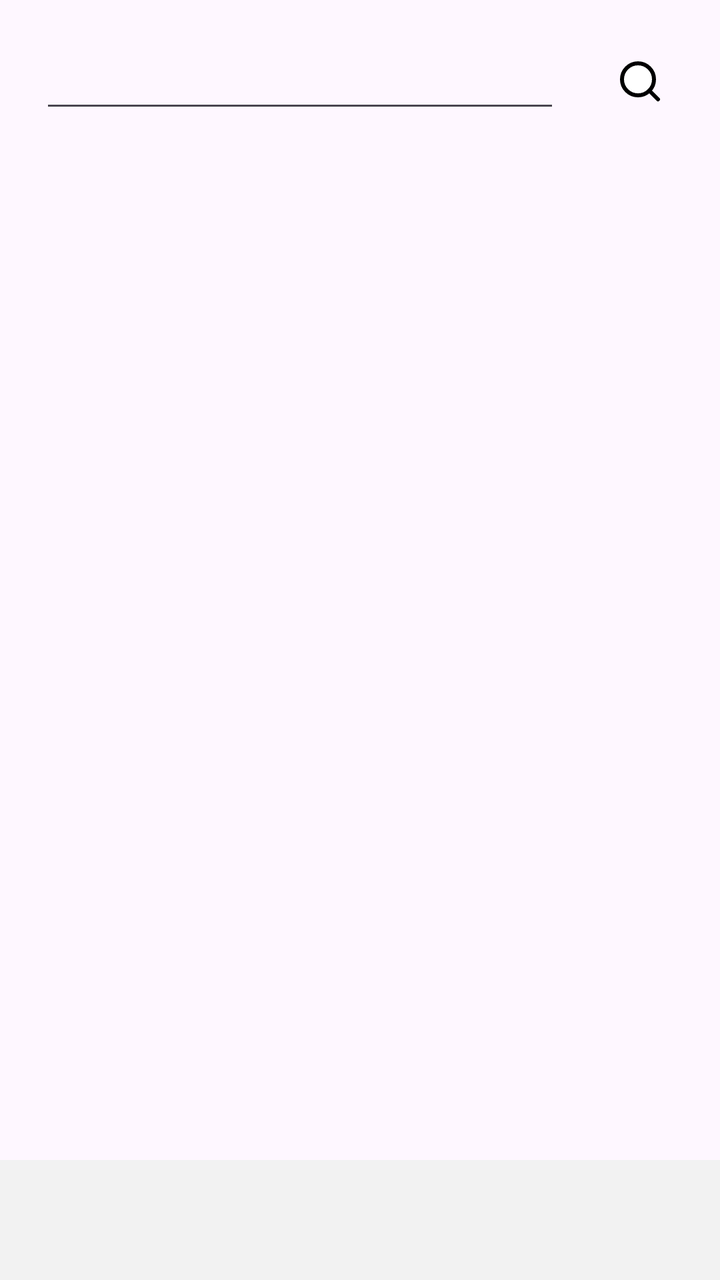
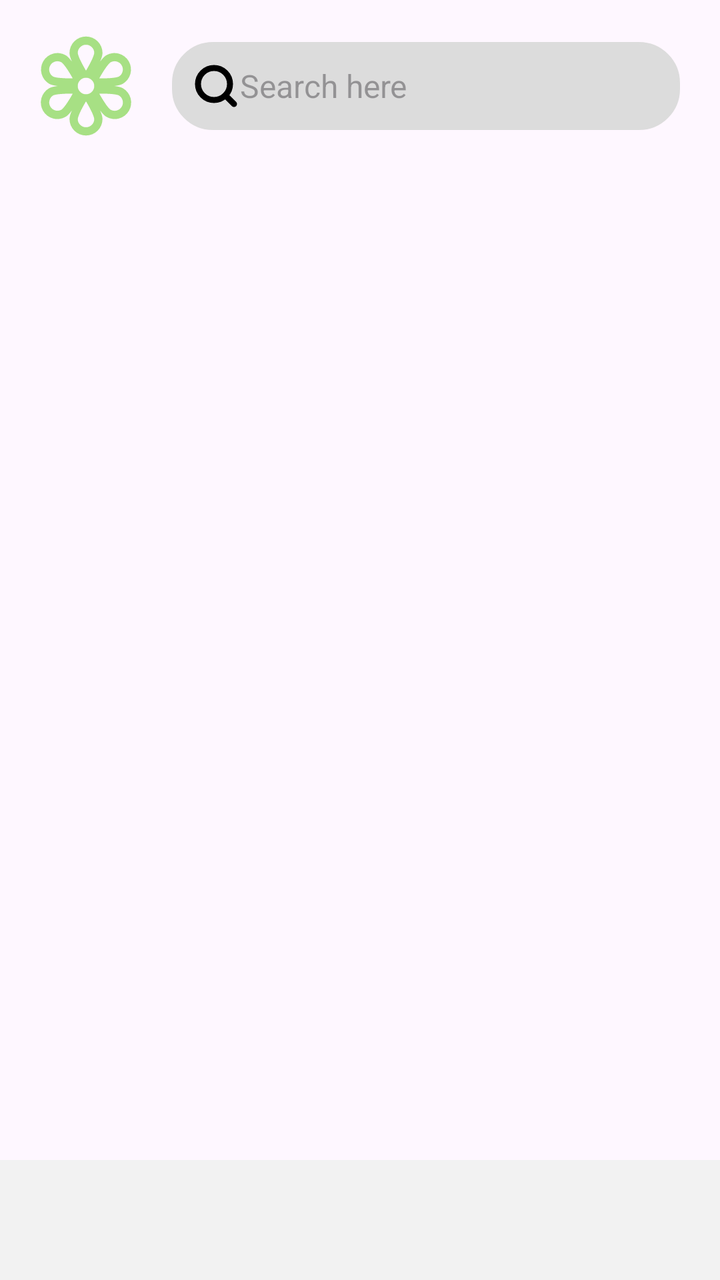

An Android layout rendered at two revisions. The XML below is the earlier revision; the diff shows what the commit changed to produce the second picture.
<!-- AndroidManifest.xml: application theme Theme.Deepsleep -->
<!-- res/layout/activity_main.xml -->
<?xml version="1.0" encoding="utf-8"?>
<androidx.constraintlayout.widget.ConstraintLayout xmlns:android="http://schemas.android.com/apk/res/android"
    xmlns:app="http://schemas.android.com/apk/res-auto"
    xmlns:tools="http://schemas.android.com/tools"
    android:id="@+id/main"
    android:layout_width="match_parent"
    android:layout_height="match_parent"
    android:fitsSystemWindows="true"
    tools:context=".ui.activity.MainActivity">

    <androidx.constraintlayout.widget.ConstraintLayout
        android:id="@+id/search_bar"
        android:layout_width="match_parent"
        android:layout_height="0dp"
        android:padding="10sp"
        app:layout_constraintEnd_toEndOf="parent"
        app:layout_constraintStart_toStartOf="parent"
        app:layout_constraintTop_toTopOf="parent">

        <EditText
            android:id="@+id/editText"
            android:layout_width="0dp"
            android:layout_height="wrap_content"
            android:layout_margin="10dp"
            android:inputType="text"
            app:layout_constraintBottom_toBottomOf="parent"
            app:layout_constraintEnd_toStartOf="@+id/search_button"
            app:layout_constraintStart_toStartOf="parent"
            app:layout_constraintTop_toTopOf="parent" />

        <ImageView
            android:id="@+id/search_button"
            android:layout_width="wrap_content"
            android:layout_height="wrap_content"
            android:layout_margin="10dp"
            android:padding="8dp"
            android:src="@drawable/ic_search"
            app:layout_constraintBottom_toBottomOf="@+id/editText"
            app:layout_constraintEnd_toEndOf="parent"
            app:layout_constraintStart_toEndOf="@+id/editText"
            app:layout_constraintTop_toTopOf="@+id/editText" />
    </androidx.constraintlayout.widget.ConstraintLayout>

    <androidx.fragment.app.FragmentContainerView
        android:id="@+id/main_fragment"
        android:layout_width="match_parent"
        android:layout_height="0dp"
        app:layout_constraintBottom_toTopOf="@+id/tabLayout"
        app:layout_constraintEnd_toEndOf="parent"
        app:layout_constraintStart_toStartOf="parent"
        app:layout_constraintTop_toBottomOf="@+id/search_bar" />

    <com.google.android.material.tabs.TabLayout
        android:id="@+id/tabLayout"
        android:layout_width="match_parent"
        android:layout_height="60dp"
        android:background="@color/white_gray"
        app:layout_constraintBottom_toBottomOf="parent"
        app:layout_constraintEnd_toEndOf="parent"
        app:tabMode="fixed" />

    <androidx.viewpager2.widget.ViewPager2
        android:id="@+id/viewPager"
        android:layout_width="match_parent"
        android:layout_height="0dp"
        android:layout_weight="1"
        app:layout_constraintBottom_toTopOf="@+id/tabLayout"
        app:layout_constraintEnd_toEndOf="parent"
        app:layout_constraintStart_toStartOf="parent"
        app:layout_constraintTop_toBottomOf="@+id/search_bar" />

</androidx.constraintlayout.widget.ConstraintLayout>
<!-- resources referenced by this layout -->
<resources>
  <color name="white_gray">#F2F2F2</color>
  <!-- drawable ic_search (drawable) -->
  <vector xmlns:android="http://schemas.android.com/apk/res/android"
      android:width="24dp"
      android:height="24dp"
      android:viewportWidth="24"
      android:viewportHeight="24">
    <path
        android:pathData="M11,11m-8,0a8,8 0,1 1,16 0a8,8 0,1 1,-16 0"
        android:strokeLineJoin="round"
        android:strokeWidth="2"
        android:fillColor="@color/white"
        android:strokeColor="@color/black"
        android:strokeLineCap="round"/>
    <path
        android:pathData="M21,21L16.65,16.65"
        android:strokeLineJoin="round"
        android:strokeWidth="2"
        android:fillColor="@color/black"
        android:strokeColor="@color/black"
        android:strokeLineCap="round"/>
  </vector>
  <style name="Theme.Deepsleep" parent="Base.Theme.Deepsleep" />
  <color name="white">#FFFFFFFF</color>
  <color name="black">#FF000000</color>
  <style name="Base.Theme.Deepsleep" parent="Theme.Material3.DayNight.NoActionBar">
          
          
      </style>
</resources>

<!-- the commit's change to res/layout/activity_main.xml (unified diff, before → after) -->
@@ -17,34 +17,36 @@
         app:layout_constraintStart_toStartOf="parent"
         app:layout_constraintTop_toTopOf="parent">
 
+        <ImageView
+            android:id="@+id/main_icon"
+            android:layout_width="wrap_content"
+            android:layout_height="wrap_content"
+            android:src="@drawable/ic_flower"
+            app:layout_anchorGravity="start|center_vertical"
+            app:layout_constraintBottom_toBottomOf="@+id/editText"
+            app:layout_constraintEnd_toStartOf="@+id/editText"
+            app:layout_constraintStart_toStartOf="parent"
+            app:layout_constraintTop_toTopOf="@+id/editText" />
+
         <EditText
             android:id="@+id/editText"
+            style="@style/RoundedEditText"
             android:layout_width="0dp"
             android:layout_height="wrap_content"
             android:layout_margin="10dp"
+            android:drawableStart="@drawable/ic_search"
+            android:hint="@string/search"
             android:inputType="text"
             app:layout_constraintBottom_toBottomOf="parent"
-            app:layout_constraintEnd_toStartOf="@+id/search_button"
-            app:layout_constraintStart_toStartOf="parent"
+            app:layout_constraintEnd_toEndOf="parent"
+            app:layout_constraintStart_toEndOf="@+id/main_icon"
             app:layout_constraintTop_toTopOf="parent" />
-
-        <ImageView
-            android:id="@+id/search_button"
-            android:layout_width="wrap_content"
-            android:layout_height="wrap_content"
-            android:layout_margin="10dp"
-            android:padding="8dp"
-            android:src="@drawable/ic_search"
-            app:layout_constraintBottom_toBottomOf="@+id/editText"
-            app:layout_constraintEnd_toEndOf="parent"
-            app:layout_constraintStart_toEndOf="@+id/editText"
-            app:layout_constraintTop_toTopOf="@+id/editText" />
     </androidx.constraintlayout.widget.ConstraintLayout>
 
     <androidx.fragment.app.FragmentContainerView
         android:id="@+id/main_fragment"
         android:layout_width="match_parent"
-        android:layout_height="0dp"
+        android:layout_height="match_parent"
         app:layout_constraintBottom_toTopOf="@+id/tabLayout"
         app:layout_constraintEnd_toEndOf="parent"
         app:layout_constraintStart_toStartOf="parent"
@@ -66,7 +68,9 @@
         android:layout_weight="1"
         app:layout_constraintBottom_toTopOf="@+id/tabLayout"
         app:layout_constraintEnd_toEndOf="parent"
+        app:layout_constraintHorizontal_bias="0.0"
         app:layout_constraintStart_toStartOf="parent"
-        app:layout_constraintTop_toBottomOf="@+id/search_bar" />
+        app:layout_constraintTop_toBottomOf="@+id/search_bar"
+        app:layout_constraintVertical_bias="0.0" />
 
 </androidx.constraintlayout.widget.ConstraintLayout>
<!-- resource entries referenced after the edit -->
@@ -1,6 +1,7 @@
 <!-- resources referenced by this layout -->
 <resources>
   <color name="white_gray">#F2F2F2</color>
+  <!-- drawable ic_flower: vector/xml drawable (drawable, 2171 chars, omitted) -->
   <!-- drawable ic_search (drawable) -->
   <vector xmlns:android="http://schemas.android.com/apk/res/android"
       android:width="24dp"
@@ -10,24 +11,39 @@
     <path
         android:pathData="M11,11m-8,0a8,8 0,1 1,16 0a8,8 0,1 1,-16 0"
         android:strokeLineJoin="round"
-        android:strokeWidth="2"
-        android:fillColor="@color/white"
+        android:strokeWidth="3"
         android:strokeColor="@color/black"
         android:strokeLineCap="round"/>
     <path
         android:pathData="M21,21L16.65,16.65"
         android:strokeLineJoin="round"
-        android:strokeWidth="2"
+        android:strokeWidth="3"
         android:fillColor="@color/black"
         android:strokeColor="@color/black"
         android:strokeLineCap="round"/>
   </vector>
+  <string name="search">Search here</string>
+  <style name="RoundedEditText">
+          <item name="android:background">@drawable/custom_edittext</item>
+          <item name="android:padding">10dp</item>
+          <item name="android:textColor">@color/black</item>
+          <item name="android:textSize">16sp</item>
+      </style>
   <style name="Theme.Deepsleep" parent="Base.Theme.Deepsleep" />
-  <color name="white">#FFFFFFFF</color>
   <color name="black">#FF000000</color>
+  <!-- drawable custom_edittext (drawable) -->
+  <?xml version="1.0" encoding="utf-8"?>
+  <shape xmlns:android="http://schemas.android.com/apk/res/android"
+      android:shape="rectangle">
+  
+      <corners android:radius="20dp"/>
+      <solid android:color="@color/gray"/>
+      <stroke android:width="1dp" android:color="@color/gray"/>
+  </shape>
   <style name="Base.Theme.Deepsleep" parent="Theme.Material3.DayNight.NoActionBar">
           
           
       </style>
+  <color name="gray">#dcdcdc</color>
 </resources>
 
